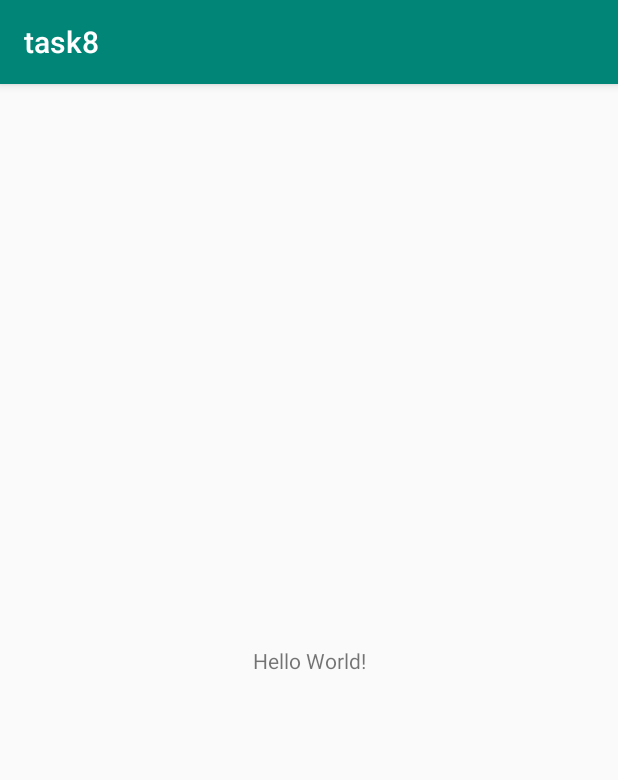
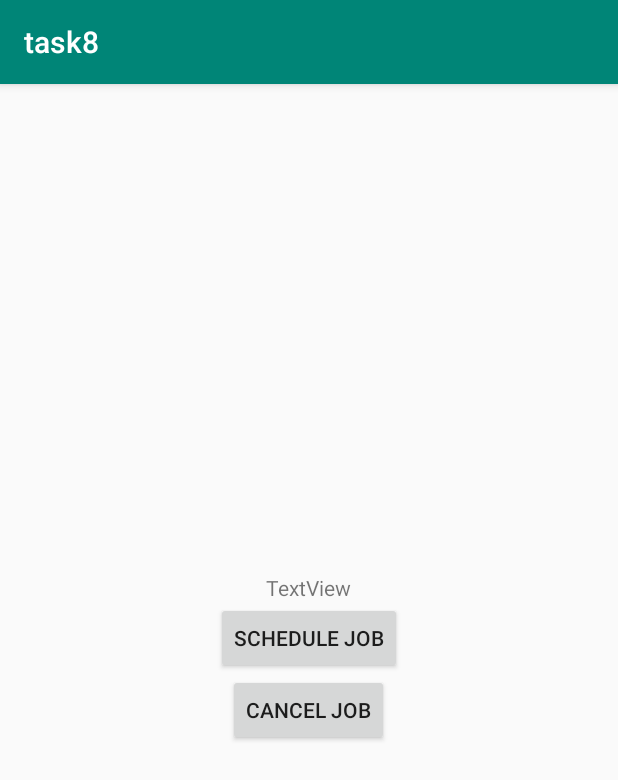
Before and after one commit to sektum/android_tasks, an Android app: the screen it shows after launch (MainActivity), on a phone screen of 412 x 824 dp. Shown: the top 780 px of the screen. Run offline under Robolectric (Android 15) with nearby library versions, the phone set to English and light mode, and no system bars.

Commit message:
task8 jobScheduler plus asynctask net call

```diff
--- a/task8/app/src/main/java/com/epam/mykhailo_hrois/task8/MainActivity.java
+++ b/task8/app/src/main/java/com/epam/mykhailo_hrois/task8/MainActivity.java
@@ -1,13 +1,60 @@
 package com.epam.mykhailo_hrois.task8;
 
+import android.app.job.JobInfo;
+import android.app.job.JobScheduler;
+import android.content.ComponentName;
+import android.content.SharedPreferences;
 import android.support.v7.app.AppCompatActivity;
 import android.os.Bundle;
+import android.util.Log;
+import android.view.View;
+import android.widget.TextView;
 
 public class MainActivity extends AppCompatActivity {
+    private static final String TAG = "MainActivity";
+    private static final int JOB_ID = 666;
+    private static final String MY_PREFS_NAME = "JsonData";
+    TextView textView;
 
     @Override
     protected void onCreate(Bundle savedInstanceState) {
         super.onCreate(savedInstanceState);
         setContentView(R.layout.activity_main);
+        textView = findViewById(R.id.textView);
+        SharedPreferences prefs = getSharedPreferences(MY_PREFS_NAME, MODE_PRIVATE);
+        String restoredText = prefs.getString("json", null);
+        if (restoredText != null) {
+            String text = prefs.getString("json", "No name defined");
+            textView.setText(text);
+        }
+    }
+
+    public void scheduleJob(View v) {
+        ComponentName componentName = new ComponentName(this, NewsService.class);
+        JobInfo info = new JobInfo.Builder(JOB_ID, componentName)
+                .setRequiresCharging(false)
+                .setRequiredNetworkType(JobInfo.NETWORK_TYPE_UNMETERED)
+                .setPersisted(true)
+                .setPeriodic(15 * 60 * 1000)
+                .build();
+
+        JobScheduler scheduler = (JobScheduler) getSystemService(JOB_SCHEDULER_SERVICE);
+        int resultCode = scheduler.schedule(info);
+        if (resultCode == JobScheduler.RESULT_SUCCESS) {
+            Log.d(TAG, "Job scheduled");
+        } else {
+            Log.d(TAG, "Job scheduling failed");
+        }
+    }
+
+    public void cancelJob(View v) {
+        JobScheduler scheduler = (JobScheduler) getSystemService(JOB_SCHEDULER_SERVICE);
+        scheduler.cancel(JOB_ID);
+        Log.d(TAG, "Job cancelled");
+    }
+
+    @Override
+    protected void onSaveInstanceState(Bundle outState) {
+        super.onSaveInstanceState(outState);
     }
 }
--- a/task8/app/src/main/res/layout/activity_main.xml
+++ b/task8/app/src/main/res/layout/activity_main.xml
@@ -1,18 +1,29 @@
 <?xml version="1.0" encoding="utf-8"?>
-<android.support.constraint.ConstraintLayout xmlns:android="http://schemas.android.com/apk/res/android"
-    xmlns:app="http://schemas.android.com/apk/res-auto"
+<LinearLayout xmlns:android="http://schemas.android.com/apk/res/android"
     xmlns:tools="http://schemas.android.com/tools"
     android:layout_width="match_parent"
     android:layout_height="match_parent"
+    android:gravity="center"
+    android:orientation="vertical"
     tools:context=".MainActivity">
 
     <TextView
+        android:id="@+id/textView"
         android:layout_width="wrap_content"
         android:layout_height="wrap_content"
-        android:text="Hello World!"
-        app:layout_constraintBottom_toBottomOf="parent"
-        app:layout_constraintLeft_toLeftOf="parent"
-        app:layout_constraintRight_toRightOf="parent"
-        app:layout_constraintTop_toTopOf="parent" />
+        android:maxLines="4"
+        android:text="@string/textview" />
 
-</android.support.constraint.ConstraintLayout>
+    <Button
+        android:layout_width="wrap_content"
+        android:layout_height="wrap_content"
+        android:onClick="scheduleJob"
+        android:text="@string/schedule_job" />
+
+    <Button
+        android:layout_width="wrap_content"
+        android:layout_height="wrap_content"
+        android:onClick="cancelJob"
+        android:text="@string/cancel_job" />
+
+</LinearLayout>
--- a/task8/app/src/main/res/values/strings.xml
+++ b/task8/app/src/main/res/values/strings.xml
@@ -1,3 +1,6 @@
 <resources>
     <string name="app_name">task8</string>
+    <string name="schedule_job">Schedule Job</string>
+    <string name="cancel_job">Cancel Job</string>
+    <string name="textview">TextView</string>
 </resources>
```
Also changed, not shown: task8/app/src/main/AndroidManifest.xml (+9 -1 lines), task8/app/src/main/java/com/epam/mykhailo_hrois/task8/AsyncTaskNews.java (added, +53 -0 lines), task8/app/src/main/java/com/epam/mykhailo_hrois/task8/NewsService.java (added, +66 -0 lines).
